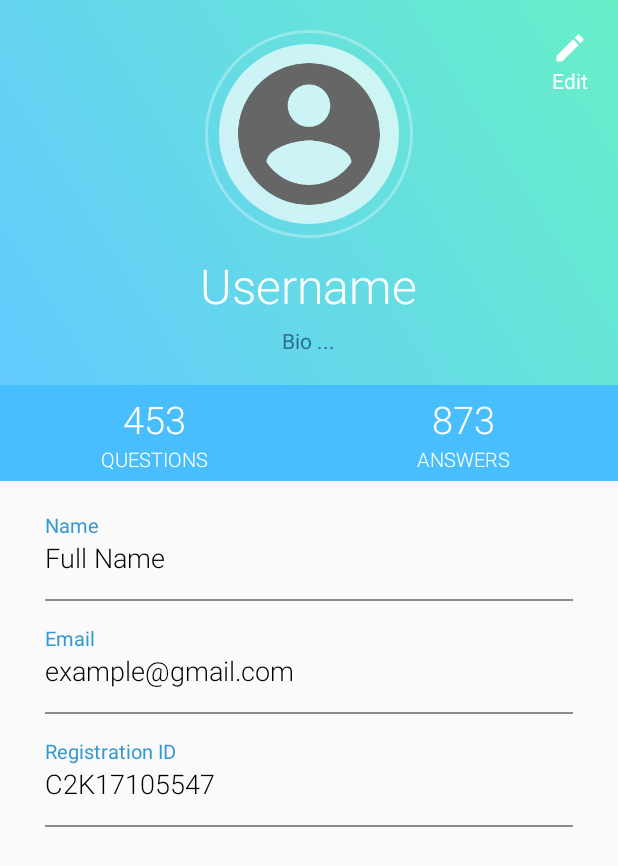
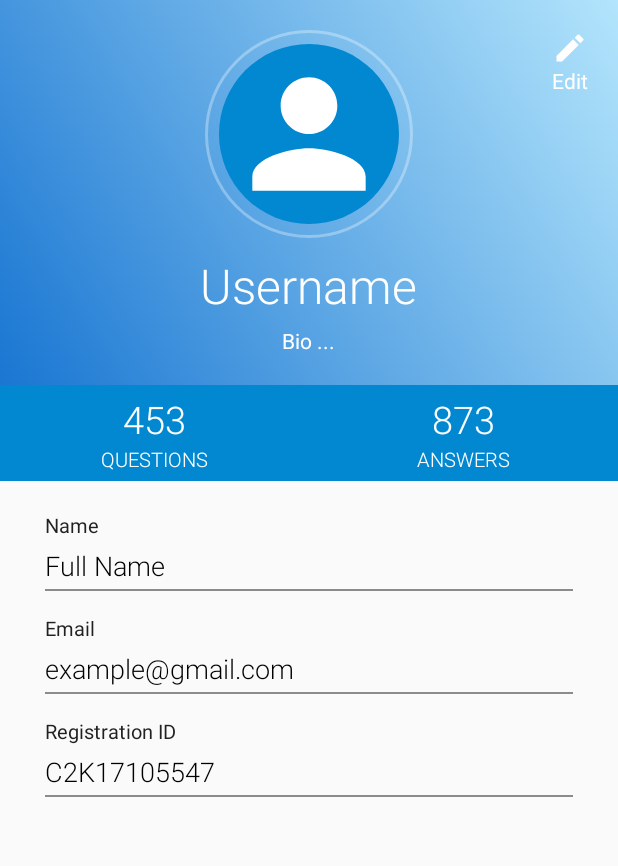
Before and after one commit to ETS-Android3/NQuire, an Android app: the layout fragment_show_profile.xml on its own in the app's theme, with its tools: preview values and no code run, on a phone screen of 412 x 824 dp. Shown: the top 866 px of the screen. Run offline under Robolectric (Android 15) with nearby library versions, the phone set to English and light mode, and no system bars.

Commit message:
Beta version 0.1.2

```diff
--- a/app/src/main/java/com/adityagunjal/sdl_project/MainActivity.java
+++ b/app/src/main/java/com/adityagunjal/sdl_project/MainActivity.java
@@ -136,8 +136,8 @@ public class MainActivity extends AppCompatActivity {
                             break;
                         case R.id.drawable_nav_logout:
                             firebaseAuth.signOut();
-                            //SharedPreferences preferences = PreferenceManager.getDefaultSharedPreferences(getApplicationContext());
-                            //preferences.edit().clear().commit();
+                            SharedPreferences preferences = getApplicationContext().getSharedPreferences("user_login", MODE_PRIVATE);
+                            preferences.edit().clear().commit();
 
                             SplashActivity.isAlreadyStarted = false;
                             SplashActivity.databaseReference.removeEventListener(SplashActivity.valueEventListener);
@@ -203,6 +203,7 @@ public class MainActivity extends AppCompatActivity {
                 break;
             case R.id.top_notifications_icon:
                 Toast.makeText(this, "Notifications Clicked", Toast.LENGTH_SHORT).show();
+             //   onNotifsClicked();
                 break;
         }
 
--- a/app/src/main/java/com/adityagunjal/sdl_project/ui/all_answers/AllAnswersFragment.java
+++ b/app/src/main/java/com/adityagunjal/sdl_project/ui/all_answers/AllAnswersFragment.java
@@ -141,4 +141,10 @@ public class AllAnswersFragment extends Fragment implements View.OnClickListener
             getActivity().finish();
         }
     }
+
+    @Override
+    public void onDestroyView() {
+        super.onDestroyView();
+        adapterAnswer.clearList();
+    }
 }
--- a/app/src/main/res/drawable/circle.xml
+++ b/app/src/main/res/drawable/circle.xml
@@ -2,6 +2,6 @@
 <shape xmlns:android="http://schemas.android.com/apk/res/android"
     android:shape="oval">
 
-    <solid android:color="@color/solidCircle" />
+    <solid android:color="@color/colorPrimaryDark" />
 
 </shape>
--- a/app/src/main/res/drawable/ic_profile_pic.xml
+++ b/app/src/main/res/drawable/ic_profile_pic.xml
@@ -1,4 +1,4 @@
-<vector android:height="24dp" android:tint="#666666"
+<vector android:height="24dp" android:tint="@color/primaryLight"
     android:viewportHeight="24.0" android:viewportWidth="24.0"
     android:width="24dp" xmlns:android="http://schemas.android.com/apk/res/android">
     <path android:fillColor="#FF000000" android:pathData="M12,2C6.48,2 2,6.48 2,12s4.48,10 10,10 10,-4.48 10,-10S17.52,2 12,2zM12,5c1.66,0 3,1.34 3,3s-1.34,3 -3,3 -3,-1.34 -3,-3 1.34,-3 3,-3zM12,19.2c-2.5,0 -4.71,-1.28 -6,-3.22 0.03,-1.99 4,-3.08 6,-3.08 1.99,0 5.97,1.09 6,3.08 -1.29,1.94 -3.5,3.22 -6,3.22z"/>
--- a/app/src/main/res/layout/card_chat.xml
+++ b/app/src/main/res/layout/card_chat.xml
@@ -43,8 +43,7 @@
                     android:layout_width="wrap_content"
                     android:layout_height="wrap_content"
                     android:layout_marginTop="2dp"
-                    android:textSize="15sp"
-                    android:text="Message"/>
+                    android:textSize="15sp" />
 
             </LinearLayout>
 
@@ -61,7 +60,6 @@
                     android:layout_width="wrap_content"
                     android:layout_height="wrap_content"
                     android:layout_gravity="right"
-                    android:text="1 hour ago"
                     android:textSize="13sp" />
 
             </LinearLayout>
--- a/app/src/main/res/layout/fragment_edit_profile.xml
+++ b/app/src/main/res/layout/fragment_edit_profile.xml
@@ -8,5 +8,4 @@
     tools:context=".ProfileActivity">
 
 
-
 </RelativeLayout>
--- a/app/src/main/res/layout/fragment_login.xml
+++ b/app/src/main/res/layout/fragment_login.xml
@@ -85,7 +85,10 @@
 
     </LinearLayout>
 
-    <ProgressBar
+<LinearLayout
+    android:layout_width="match_parent"
+    android:layout_height="match_parent"
+    android:orientation="vertical"/><ProgressBar
         android:id="@+id/login_progress_bar"
         android:layout_width="wrap_content"
         android:layout_height="wrap_content"
--- a/app/src/main/res/layout/fragment_show_profile.xml
+++ b/app/src/main/res/layout/fragment_show_profile.xml
@@ -28,7 +28,7 @@
                 android:layout_margin="9dp"
                 android:background="@drawable/circle"
                 android:padding="3dp"
-                android:src="@drawable/ic_profile_pic"/>
+                android:src="@drawable/ic_profile_icon"/>
 
             <ImageButton
                 android:visibility="gone"
@@ -39,9 +39,7 @@
                 android:src="@drawable/ic_add_circle"
                 android:background="@android:color/transparent"
                 android:layout_alignRight="@id/show_profile_circle_image"
-                android:layout_alignBottom="@id/show_profile_circle_image"
-                />
-
+                android:layout_alignBottom="@id/show_profile_circle_image" />
         </RelativeLayout>
 
         <TextView
@@ -88,7 +86,7 @@
             android:layout_centerHorizontal="true"
             android:fontFamily="sans-serif"
             android:text="Bio ..."
-            android:textColor="@color/address"
+            android:textColor="@color/white"
             android:textSize="14sp" />
 
         <LinearLayout
@@ -133,7 +131,7 @@
             android:layout_height="wrap_content"
             android:layout_gravity="center"
             android:layout_weight="1"
-            android:background="@color/followingBg"
+            android:background="@color/colorPrimaryDark"
             android:gravity="center"
             android:paddingBottom="5dp"
             android:paddingTop="5dp">
@@ -171,7 +169,7 @@
             android:layout_height="wrap_content"
             android:layout_gravity="center"
             android:layout_weight="1"
-            android:background="@color/followingBg"
+            android:background="@color/colorPrimaryDark"
             android:gravity="center"
             android:paddingBottom="5dp"
             android:paddingTop="5dp">
@@ -230,7 +228,7 @@
                     android:layout_width="wrap_content"
                     android:layout_height="wrap_content"
                     android:text="Name"
-                    android:textColor="@color/headings"
+                    android:textColor="@color/primaryText"
                     android:textSize="13sp" />
 
                 <TextView
@@ -240,12 +238,13 @@
                     android:fontFamily="sans-serif-light"
                     android:text="Full Name"
                     android:textColor="#000000"
+                    android:layout_marginTop="5dp"
                     android:textSize="18sp" />
 
                 <View
                     android:layout_width="match_parent"
                     android:layout_height="1dp"
-                    android:layout_marginTop="15dp"
+                    android:layout_marginTop="3dp"
                     android:background="@color/grey" />
 
             </LinearLayout>
@@ -260,11 +259,12 @@
                     android:layout_width="wrap_content"
                     android:layout_height="wrap_content"
                     android:text="Email"
-                    android:textColor="@color/headings"
+                    android:textColor="@color/primaryText"
                     android:textSize="13sp" />
 
                 <TextView
                     android:id="@+id/user_email"
+                    android:layout_marginTop="5dp"
                     android:layout_width="wrap_content"
                     android:layout_height="wrap_content"
                     android:fontFamily="sans-serif-light"
@@ -275,7 +275,7 @@
                 <View
                     android:layout_width="match_parent"
                     android:layout_height="1dp"
-                    android:layout_marginTop="15dp"
+                    android:layout_marginTop="3dp"
                     android:background="@color/grey" />
 
             </LinearLayout>
@@ -290,10 +290,11 @@
                     android:layout_width="wrap_content"
                     android:layout_height="wrap_content"
                     android:text="Registration ID"
-                    android:textColor="@color/headings"
+                    android:textColor="@color/primaryText"
                     android:textSize="13sp" />
 
                 <TextView
+                    android:layout_marginTop="5dp"
                     android:id="@+id/user_registration_id"
                     android:layout_width="wrap_content"
                     android:layout_height="wrap_content"
@@ -305,7 +306,7 @@
                 <View
                     android:layout_width="match_parent"
                     android:layout_height="1dp"
-                    android:layout_marginTop="15dp"
+                    android:layout_marginTop="3dp"
                     android:background="@color/grey" />
 
             </LinearLayout>
@@ -323,7 +324,7 @@
                     android:layout_height="wrap_content"
                     android:text="Send Message"
                     android:textColor="@color/white"
-                    android:background="@color/followingBg"
+                    android:background="@color/primaryDark"
                     android:textSize="20sp"/>
 
 
--- a/app/src/main/res/values/colors.xml
+++ b/app/src/main/res/values/colors.xml
@@ -14,15 +14,12 @@
     <color name="dark_grey">#696969</color>
     <color name="white">#FFFFFF</color>
 
-    <color name="address">#2F7092</color>
-    <color name="followers">#0D5D98</color>
     <color name="headings">#3797CF</color>
     <color name="solidCircle">#AAFFFFFF</color>
     <color name="circleBorder">#50FFFFFF</color>
-    <color name="gradEnd">#67EFC8</color>
-    <color name="gradStart">#63C9FF</color>
-    <color name="followersBg">#65DCE5</color>
-    <color name="followingBg">#49BEFF</color>
+    <color name="gradEnd">#B3E5FC</color>
+    <color name="gradStart">#1976D2</color>
+
 
     <color name="login_background">#FFFFFF</color>
     <color name="splash_background">#1B0242</color>
```
Also changed, not shown: app/src/main/java/com/adityagunjal/sdl_project/AnswerQuestionActivity.java (+6 -8 lines), app/src/main/java/com/adityagunjal/sdl_project/LoginActivity.java (+4 -11 lines), app/src/main/java/com/adityagunjal/sdl_project/ShowAnswerActivity.java (+9 -4 lines), app/src/main/java/com/adityagunjal/sdl_project/adapters/AdapterAnswer.java (+27 -4 lines), app/src/main/java/com/adityagunjal/sdl_project/adapters/AdapterChatUser.java (+10 -5 lines), app/src/main/java/com/adityagunjal/sdl_project/adapters/AdapterFeed.java (+22 -4 lines), app/src/main/java/com/adityagunjal/sdl_project/helpers/Helpers.java (added, +13 -0 lines), app/src/main/java/com/adityagunjal/sdl_project/ui/login_sinup/LoginFragment.java (+21 -12 lines), app/src/main/java/com/adityagunjal/sdl_project/ui/login_sinup/SinupFragment.java (+32 -9 lines), app/src/main/java/com/adityagunjal/sdl_project/ui/one_answer/OneAnswerFragment.java (+31 -37 lines).
